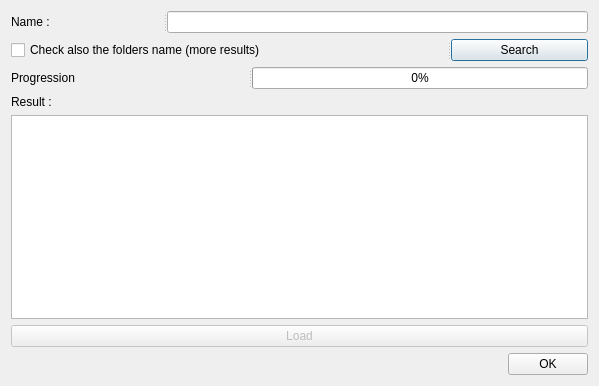
The window that W2ENT_QT/search.ui (JLouis-B/RedTools) describes before a commit, drawn with Qt 5.
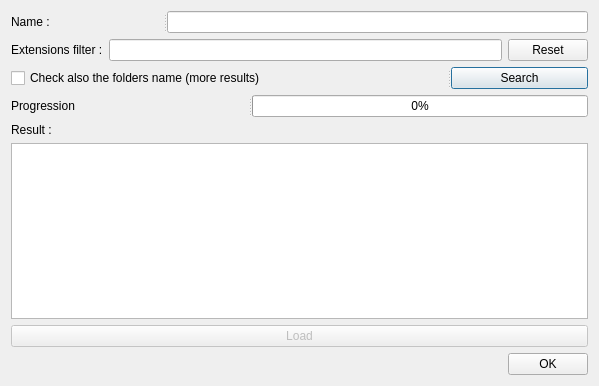
The same window after the commit.

Commit message: Add an extensions filter to the search tool

The edit to the form file:
```diff
--- a/W2ENT_QT/search.ui
+++ b/W2ENT_QT/search.ui
@@ -27,6 +27,27 @@
      <widget class="QLineEdit" name="lineEdit_name"/>
     </widget>
    </item>
+   <item>
+    <layout class="QHBoxLayout" name="horizontalLayout">
+     <item>
+      <widget class="QLabel" name="label_extensions">
+       <property name="text">
+        <string>Extensions filter :</string>
+       </property>
+      </widget>
+     </item>
+     <item>
+      <widget class="QLineEdit" name="lineEdit_extensionsFilter"/>
+     </item>
+     <item>
+      <widget class="QPushButton" name="pushButton_reset">
+       <property name="text">
+        <string>Reset</string>
+       </property>
+      </widget>
+     </item>
+    </layout>
+   </item>
    <item>
     <widget class="QSplitter" name="splitter_2">
      <property name="orientation">
```
Left out of the diff: 2 changed lines with no effect on the pictures. The commit also changes 2 other files.
